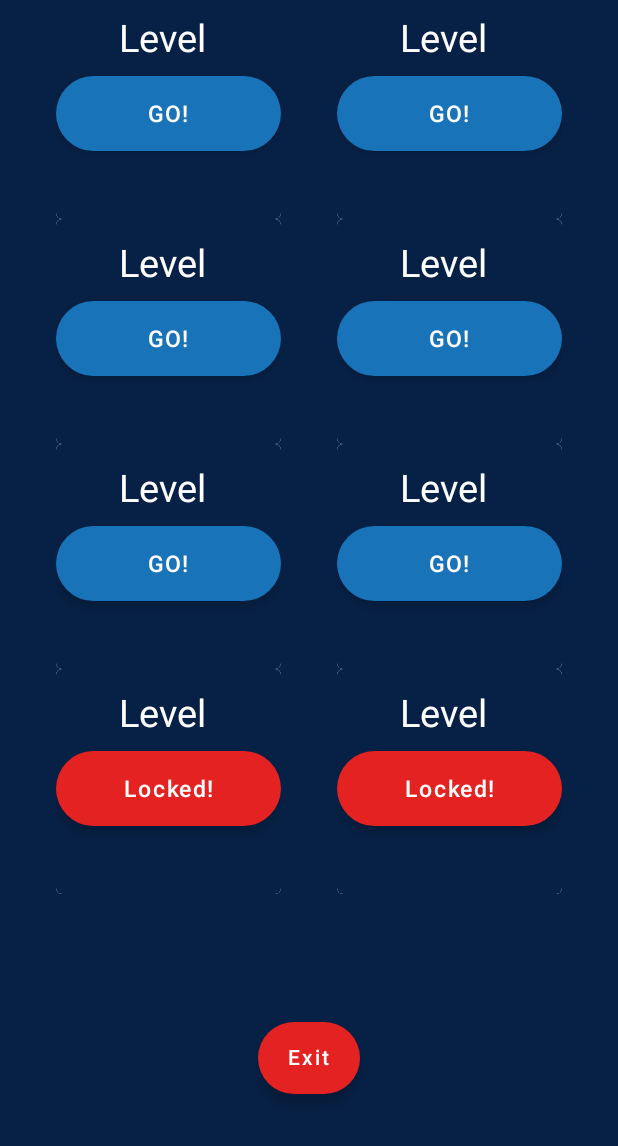
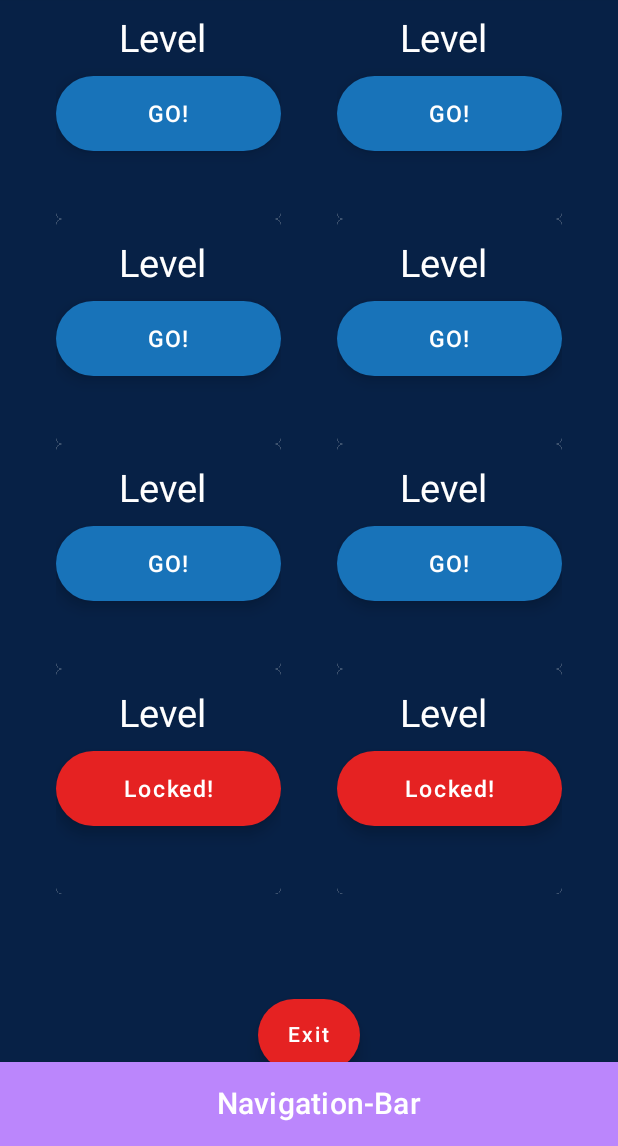
Before and after one commit to DaniValido23/Smart-Tuner-App, an Android app built with Jetpack Compose: the screen it shows after launch (MainActivity), on a phone screen of 412 x 824 dp, the part 90-1236 px from its top. Run offline under Robolectric (Android 15) with nearby library versions, the phone set to English and light mode, and no system bars.

Commit message:
Navigation-Bar

```diff
--- a/app/src/main/java/com/example/firstappmobilecompose/MainActivity.kt
+++ b/app/src/main/java/com/example/firstappmobilecompose/MainActivity.kt
@@ -58,6 +58,7 @@ fun ViewPageEarTraining(){
     Scaffold(
         topBar = { Toolbar()},
         content = { PageEarTraining()},
+        bottomBar = { Bottombar()}
     )
 }
 
@@ -68,6 +69,15 @@ fun Toolbar() {
     TopAppBar(
         title = { Text(text = "Smart Tuner", color = Color.Black) },
         backgroundColor = colorResource(id = R.color.Secondary_Color)
+    )
+}
+
+
+@Composable
+fun Bottombar(){
+    TopAppBar(
+        title = { Text(text = "Navigation-Bar",color=Color.White, modifier = Modifier.fillMaxWidth(), textAlign = TextAlign.Center)},
+        backgroundColor = colorResource(id = R.color.purple_200)
     )
 }
 
@@ -155,7 +165,7 @@ fun PageEarTraining() {
             RowButtonLevel()
             RowButtonLevel()
             RowButtonLevelLocked()
-            Spacer(modifier = Modifier.height(85.dp))
+            Spacer(modifier = Modifier.height(70.dp))
             ButtonExit()
         }
 
```
